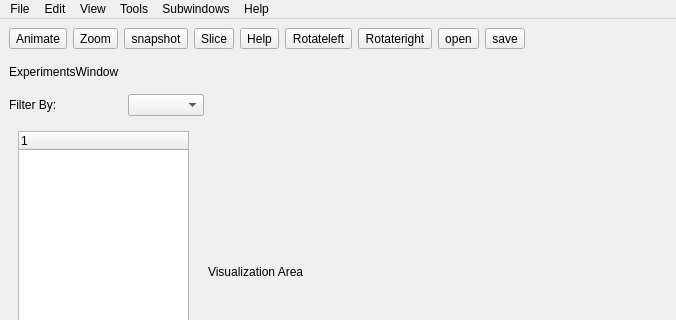
Old version of the form ui/mainwindow.ui in the repository ganondorf/QdevelopVset; both pictures show x 0 to 676 and y 0 to 320 of the 800 by 600 pixel window.
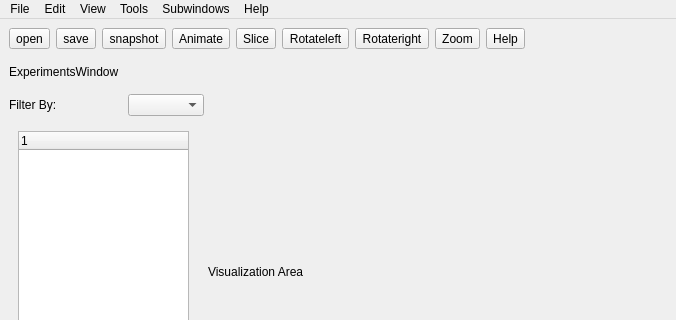
New version of the form. Icons and pictures are not drawn.

Commit message: add different way to call slot in button acionts and added a few features for the ui. Also added save action

Patch:
```diff
--- a/ui/mainwindow.ui
+++ b/ui/mainwindow.ui
@@ -34,7 +34,7 @@
         <item>
          <widget class="QToolButton" name="toolButton_4">
           <property name="text">
-           <string>Animate</string>
+           <string>open</string>
           </property>
           <property name="icon">
            <iconset>
@@ -43,9 +43,9 @@
          </widget>
         </item>
         <item>
-         <widget class="QToolButton" name="toolButton_7">
+         <widget class="QToolButton" name="actionSave_2">
           <property name="text">
-           <string>Zoom</string>
+           <string>save</string>
           </property>
           <property name="icon">
            <iconset>
@@ -64,6 +64,17 @@
           </property>
          </widget>
         </item>
+        <item>
+         <widget class="QToolButton" name="actionAnimator">
+          <property name="text">
+           <string>Animate</string>
+          </property>
+          <property name="icon">
+           <iconset>
+            <normaloff>Video-Icon6-150x150.jpg</normaloff>Video-Icon6-150x150.jpg</iconset>
+          </property>
+         </widget>
+        </item>
         <item>
          <widget class="QToolButton" name="toolButton_5">
           <property name="text">
@@ -75,17 +86,6 @@
           </property>
          </widget>
         </item>
-        <item>
-         <widget class="QToolButton" name="toolButton_8">
-          <property name="text">
-           <string>Help</string>
-          </property>
-          <property name="icon">
-           <iconset>
-            <normaloff>help.jpg</normaloff>help.jpg</iconset>
-          </property>
-         </widget>
-        </item>
         <item>
          <widget class="QToolButton" name="toolButton_6">
           <property name="text">
@@ -109,9 +109,9 @@
          </widget>
         </item>
         <item>
-         <widget class="QToolButton" name="toolButton">
+         <widget class="QToolButton" name="toolButton_7">
           <property name="text">
-           <string>open</string>
+           <string>Zoom</string>
           </property>
           <property name="icon">
            <iconset>
@@ -120,9 +120,9 @@
          </widget>
         </item>
         <item>
-         <widget class="QToolButton" name="toolButton_2">
+         <widget class="QToolButton" name="toolButton_8">
           <property name="text">
-           <string>save</string>
+           <string>Help</string>
           </property>
           <property name="icon">
            <iconset>
```
Left out of the diff: 72 changed lines with no effect on the pictures. The commit also changes 4 other files.
